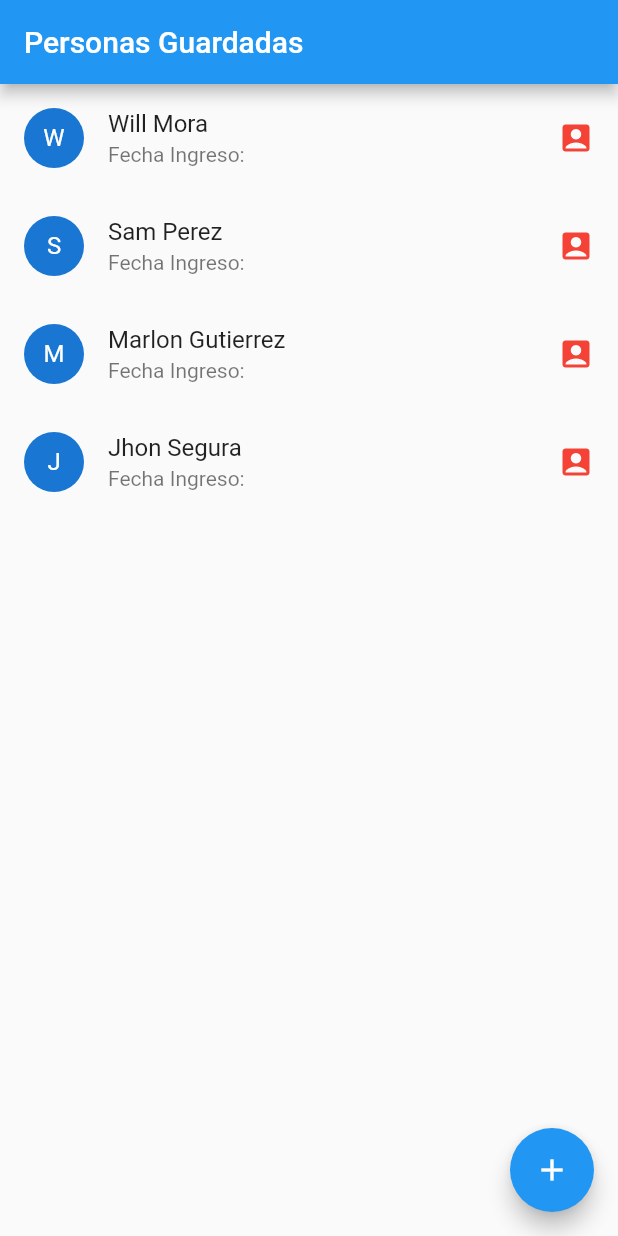
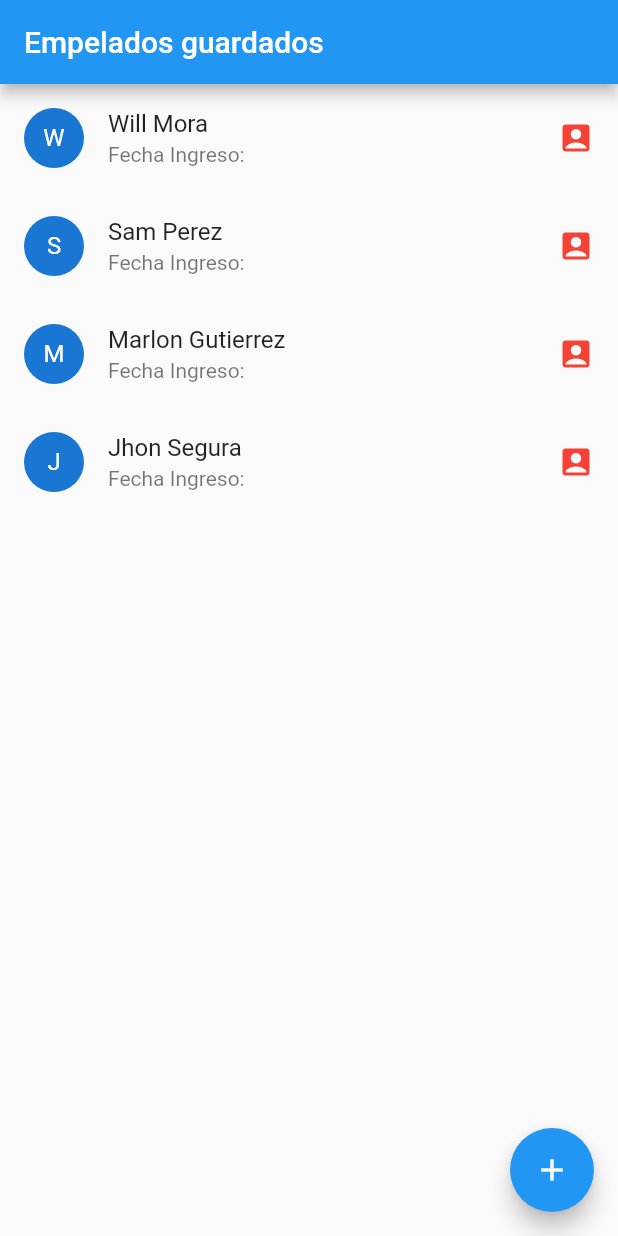
Before and after one commit to kevin9024/Proyecto-final-de-flutter, a Flutter app: the screen it shows after launch, on a phone screen of 412 x 824 dp. Run offline on Flutter 3.47's test engine with Material 2 defaults, Android fonts, the phone set to English and light mode, and no system bars.

Commit message:
Update main.dart

```diff
--- a/lib/main.dart
+++ b/lib/main.dart
@@ -10,7 +10,7 @@ class MyApp extends StatelessWidget {
     return MaterialApp(
       debugShowCheckedModeBanner: false,
       title: 'Material App',
-      home: MyHomePage("Personas Guardadas"),
+      home: MyHomePage("Empelados guardados"),
     );
   }
 }
```
